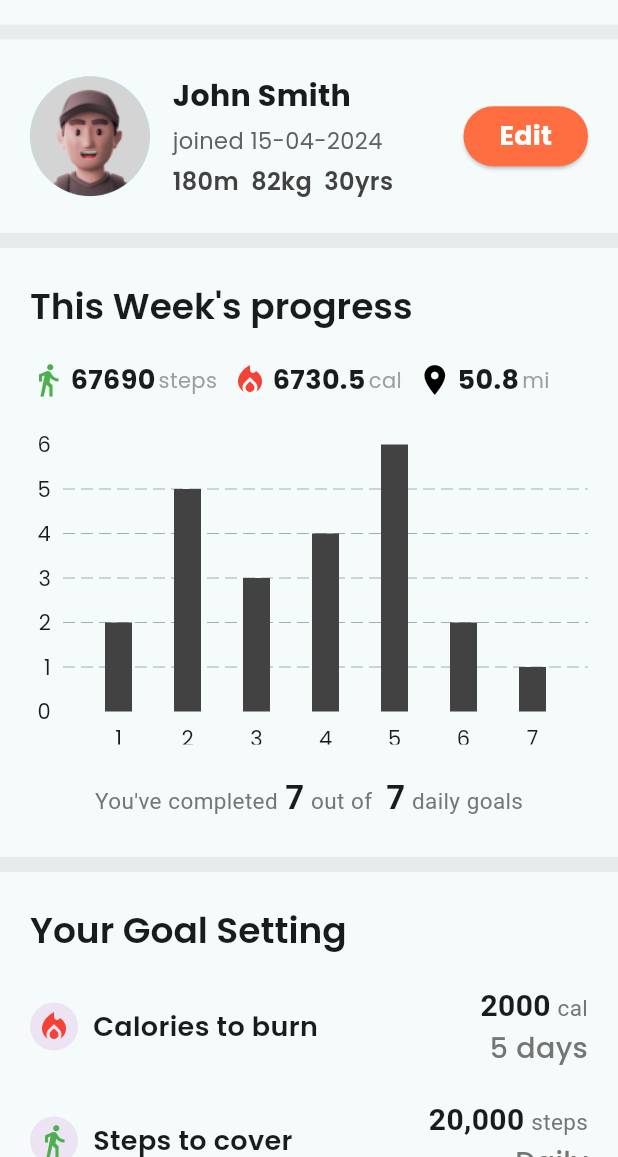
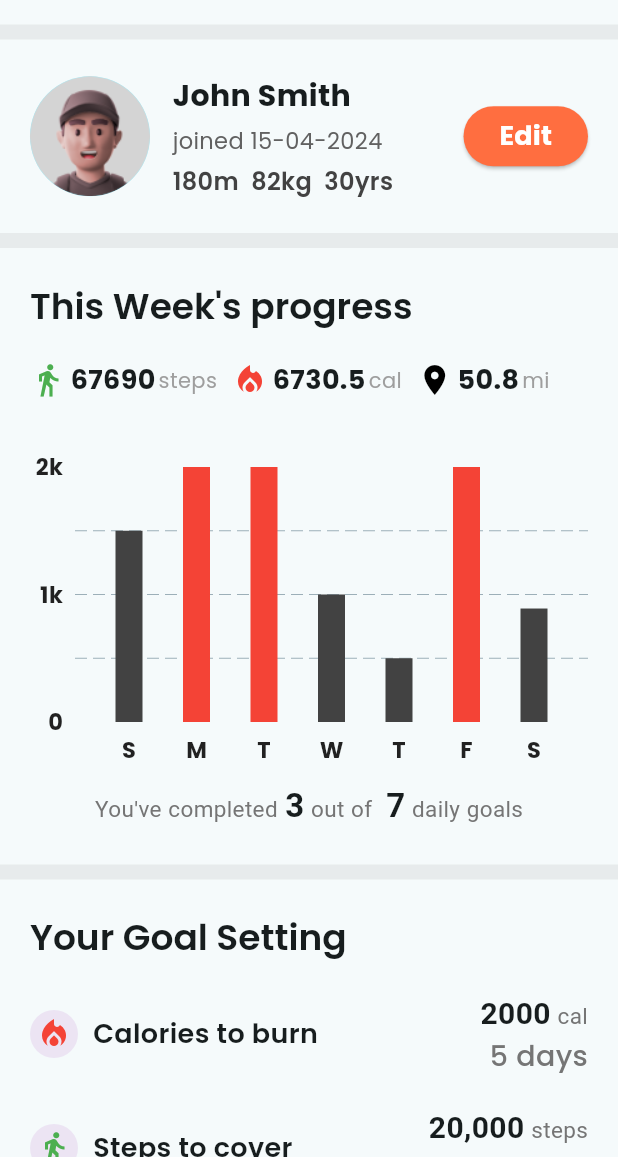
Before and after one commit to masud51435/fitness_tracking_app, a Flutter app: the Profile screen opened by its route, on a phone screen of 412 x 824 dp, the part 79-1236 px from its top. Run offline on Flutter 3.47's test engine with Material 3 defaults, Android fonts, the phone set to English and light mode, and no system bars; our stand-ins replace get, google_fonts, iconsax, smooth_page_indicator; missing offline and left inert: chart_sparkline.

Commit message:
complete profile bars error

```diff
--- a/lib/controllers/profile_controller.dart
+++ b/lib/controllers/profile_controller.dart
@@ -9,16 +9,36 @@ class ProfileController extends GetxController {
   var weeklyTotalDistance = 50.8.obs;
   var weeklyTotalSteps = 67690.obs;
 
-  final List<GoalData> goalData = [
-    GoalData(day: 'Mon', value: 2),
-    GoalData(day: 'Tue', value: 5),
-    GoalData(day: 'Wed', value: 3),
-    GoalData(day: 'Thu', value: 4),
-    GoalData(day: 'Fri', value: 6),
-    GoalData(day: 'Sat', value: 2),
-    GoalData(day: 'Sun', value: 1),
-  ];
+  final maxY = 2000.0;
 
-  int get totalGoals => goalData.length;
-  int get completedGoals => goalData.where((data) => data.value > 0).length;
+  RxInt completedGoals = 0.obs;
+
+  final weeklyGoals = [
+    1500,
+    2000,
+    2000,
+    1000,
+    500,
+    2200,
+    890,
+  ].obs;
+
+  RxList<bool> goalIndicators = List.filled(7, false).obs;
+
+  @override
+  void onInit() {
+    super.onInit();
+    _checkGoals();
+  }
+
+  void _checkGoals() {
+    int completed = 0;
+    for (int i = 0; i < weeklyGoals.length; i++) {
+      if (weeklyGoals[i] >= maxY) {
+        goalIndicators[i] = true;
+        completed++;
+      }
+    }
+    completedGoals.value = completed;
+  }
 }
--- a/lib/pages/goal/widgets/progress_bar.dart
+++ b/lib/pages/goal/widgets/progress_bar.dart
@@ -32,7 +32,7 @@ class GoalProgressChart extends StatelessWidget {
   }
 
   List<BarChartGroupData> _buildBarGroups() {
-    return controller.displayedData.value.asMap().entries.map((entry) {
+    return controller.displayedData.asMap().entries.map((entry) {
       int index = entry.key;
       List<int> values = entry.value;
 
--- a/lib/pages/profile/widgets/bottom_bar_goals.dart
+++ b/lib/pages/profile/widgets/bottom_bar_goals.dart
@@ -1,4 +1,5 @@
 import 'package:flutter/material.dart';
+import 'package:get/get.dart';
 
 import '../../../controllers/profile_controller.dart';
 
@@ -12,7 +13,7 @@ class ProgressGoals extends StatelessWidget {
 
   @override
   Widget build(BuildContext context) {
-    return Text.rich(
+    return Obx(() => Text.rich(
           TextSpan(
             children: [
               TextSpan(
@@ -23,7 +24,7 @@ class ProgressGoals extends StatelessWidget {
                 ),
               ),
               TextSpan(
-            text: ' ${controller.completedGoals}',
+                text: ' ${controller.completedGoals.value}',
                 style: const TextStyle(
               fontSize: 22,
               fontWeight: FontWeight.bold,
@@ -36,9 +37,9 @@ class ProgressGoals extends StatelessWidget {
               color: Colors.grey[600],
             ),
           ),
-          TextSpan(
-            text: ' ${controller.totalGoals}',
-            style: const TextStyle(
+          const TextSpan(
+            text: ' 7',
+            style: TextStyle(
               fontSize: 22,
               fontWeight: FontWeight.bold,
             ),
@@ -52,6 +53,7 @@ class ProgressGoals extends StatelessWidget {
           ),
         ],
       ),
+    ),
     );
   }
 }
--- a/lib/pages/profile/widgets/porgress_bar.dart
+++ b/lib/pages/profile/widgets/porgress_bar.dart
@@ -16,21 +16,57 @@ class ProgressBar extends StatelessWidget {
   Widget build(BuildContext context) {
     return SizedBox(
       height: 200,
-      width: Get.width,
-      child: BarChart(
+      child: Obx(
+        () => BarChart(
           BarChartData(
+            maxY: controller.maxY,
             borderData: FlBorderData(show: false),
-          titlesData: const FlTitlesData(
+            barTouchData: BarTouchData(enabled: false),
+            titlesData: FlTitlesData(
               show: true,
               bottomTitles: AxisTitles(
                 sideTitles: SideTitles(
                   showTitles: true,
-                // getTitles: (value) {
-                //   return controller.goalData[value.toInt()].day;
-                // },
+                  reservedSize: 30,
+                  getTitlesWidget: (value, meta) {
+                    const style = TextStyle(
+                      color: Colors.black87,
+                      fontWeight: FontWeight.bold,
+                      fontSize: 15,
+                    );
+
+                    String day = '';
+                    switch (value.toInt()) {
+                      case 0:
+                        day = 'S';
+                        break;
+                      case 1:
+                        day = 'M';
+                        break;
+                      case 2:
+                        day = 'T';
+                        break;
+                      case 3:
+                        day = 'W';
+                        break;
+                      case 4:
+                        day = 'T';
+                        break;
+                      case 5:
+                        day = 'F';
+                        break;
+                      case 6:
+                        day = 'S';
+                        break;
+                    }
+                    return SideTitleWidget(
+                      axisSide: meta.axisSide,
+                      child: Text(day, style: style),
+                    );
+                  },
                 ),
               ),
-            topTitles: AxisTitles(
+              topTitles: const AxisTitles(
                 sideTitles: SideTitles(
                   showTitles: false,
                 ),
@@ -38,9 +74,34 @@ class ProgressBar extends StatelessWidget {
               leftTitles: AxisTitles(
                 sideTitles: SideTitles(
                   showTitles: true,
+                  reservedSize: 30,
+                  getTitlesWidget: (value, meta) {
+                    const style = TextStyle(
+                      color: Colors.black87,
+                      fontWeight: FontWeight.bold,
+                      fontSize: 15,
+                    );
+
+                    String percentage = '';
+                    switch (value.toInt()) {
+                      case 0:
+                        percentage = '0';
+                        break;
+                      case 1000:
+                        percentage = '1k';
+                        break;
+                      case 2000:
+                        percentage = '2k';
+                        break;
+                    }
+                    return SideTitleWidget(
+                      axisSide: meta.axisSide,
+                      child: Text(percentage, style: style),
+                    );
+                  },
                 ),
               ),
-            rightTitles: AxisTitles(
+              rightTitles: const AxisTitles(
                 sideTitles: SideTitles(
                   showTitles: false,
                 ),
@@ -51,21 +112,30 @@ class ProgressBar extends StatelessWidget {
               drawVerticalLine: false,
               drawHorizontalLine: true,
             ),
-          barGroups: controller.goalData.asMap().entries.map((entry) {
+            barGroups: _generateBarGroups(controller),
+          ),
+        ),
+      ),
+    );
+  }
+
+  List<BarChartGroupData> _generateBarGroups(ProfileController controller) {
+    return List.generate(
+      controller.weeklyGoals.length,
+      (index) {
+        bool isHighlighted = controller.weeklyGoals[index] >= controller.maxY;
         return BarChartGroupData(
-              x: entry.key + 1,
+          x: index,
           barRods: [
             BarChartRodData(
-                  toY: entry.value.value.toDouble(),
-                  color: Colors.grey[800],
+              toY: controller.weeklyGoals[index].toDouble(),
+              color: isHighlighted ? Colors.red : Colors.grey[800],
               width: 18,
               borderRadius: BorderRadius.circular(0),
             ),
           ],
         );
-          }).toList(),
-        ),
-      ),
+      },
     );
   }
 }
--- a/lib/pages/profile/widgets/week_progrss_bar_chart.dart
+++ b/lib/pages/profile/widgets/week_progrss_bar_chart.dart
@@ -25,8 +25,9 @@ class WeekProgressBarChart extends StatelessWidget {
           child: Column(
             children: [
               WeeklyProgressReportRow(controller: controller),
+              const SizedBox(height: 15),
               ProgressBar(controller: controller),
-              const SizedBox(height: 20),
+              const SizedBox(height: 10),
               ProgressGoals(controller: controller),
             ],
           ),
```
Lines whose indentation alone changed are shown as unchanged.
